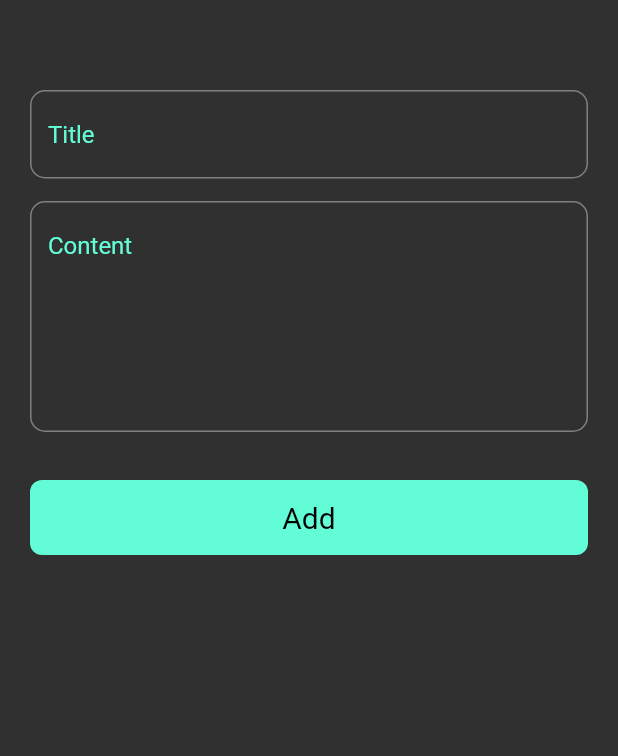
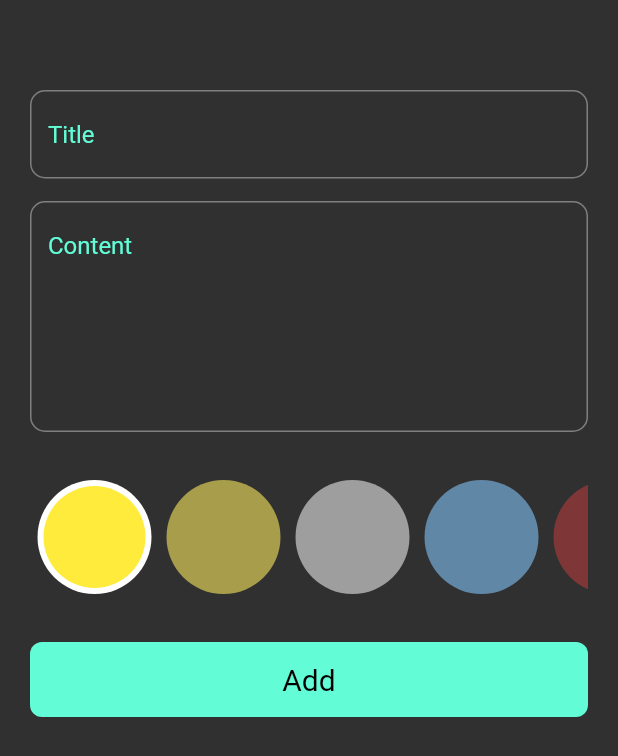
Before and after one commit to MarwanZeros111/notes_app, a Flutter app: what addNote() shows on an empty page, opened directly, on a phone screen of 412 x 824 dp. Shown: the top 756 px of the screen. Run offline on Flutter 3.47's test engine with Material 2 defaults, Android fonts, the phone set to English and light mode, and no system bars; our stand-ins replace flutter_bloc, font_awesome_flutter, hive, hive_flutter; accounts and stored records are empty.

Commit message:
add select color in app

```diff
--- a/app_note/lib/Views/widget/add_note_form.dart
+++ b/app_note/lib/Views/widget/add_note_form.dart
@@ -1,3 +1,4 @@
+import 'package:app_note/Views/widget/colr_view.dart';
 import 'package:app_note/Views/widget/custom_bottom.dart';
 import 'package:app_note/Views/widget/custom_text_field.dart';
 import 'package:app_note/cubits/cubit/add_note_cubit.dart';
@@ -52,6 +53,10 @@ class _addNoteState extends State<addNote> {
               SizedBox(
                 height: 32,
               ),
+              colorview(),
+              SizedBox(
+                height: 32,
+              ),
               BlocBuilder<addNotescubit, addNotesState>(
                   builder: (context, state) {
                 return custombottom(
--- /dev/null
+++ b/app_note/lib/Views/widget/colr_view.dart
@@ -0,0 +1,70 @@
+import 'package:app_note/cubits/cubit/add_note_cubit.dart';
+import 'package:flutter/material.dart';
+import 'package:flutter_bloc/flutter_bloc.dart';
+
+class coloritem extends StatelessWidget {
+  const coloritem({super.key, required this.select, required this.color});
+
+  @override
+  final bool select;
+  final Color color;
+  Widget build(BuildContext context) {
+    return select
+        ? CircleAvatar(
+            radius: 38,
+            backgroundColor: Colors.white,
+            child: CircleAvatar(
+              radius: 34,
+              backgroundColor: color,
+            ),
+          )
+        : CircleAvatar(
+            backgroundColor: color,
+            radius: 38,
+          );
+  }
+}
+
+class colorview extends StatefulWidget {
+  const colorview({super.key});
+
+  @override
+  State<colorview> createState() => _colorviewState();
+}
+
+class _colorviewState extends State<colorview> {
+  @override
+  int Cindex = 0;
+  List<Color> colors = const [
+    Colors.yellow,
+    Color.fromARGB(255, 167, 157, 75),
+    Colors.grey,
+    Color.fromARGB(255, 97, 135, 167),
+    Color.fromARGB(255, 126, 54, 54),
+    Color.fromARGB(255, 97, 148, 64)
+  ];
+  Widget build(BuildContext context) {
+    return SizedBox(
+      height: 38 * 2,
+      child: ListView.builder(
+          scrollDirection: Axis.horizontal,
+          itemCount: colors.length,
+          itemBuilder: (context, index) {
+            return Padding(
+              padding: const EdgeInsets.symmetric(horizontal: 5),
+              child: GestureDetector(
+                onTap: () {
+                  Cindex = index;
+                  BlocProvider.of<addNotescubit>(context).color = colors[index];
+                  setState(() {});
+                },
+                child: coloritem(
+                  color: colors[index],
+                  select: Cindex == index,
+                ),
+              ),
+            );
+          }),
+    );
+  }
+}
--- a/app_note/lib/Views/widget/edit_note_view_body.dart
+++ b/app_note/lib/Views/widget/edit_note_view_body.dart
@@ -1,7 +1,9 @@
 import 'package:app_note/Views/widget/custmo_app_bar.dart';
 import 'package:app_note/Views/widget/custom_text_field.dart';
+import 'package:app_note/cubits/notes_cubit/notes_cubit.dart';
 import 'package:app_note/models/note_model.dart';
 import 'package:flutter/material.dart';
+import 'package:flutter_bloc/flutter_bloc.dart';
 
 class editNoteViewbody extends StatefulWidget {
   const editNoteViewbody({super.key, required this.note});
@@ -30,7 +32,7 @@ class _editNoteViewbodyState extends State<editNoteViewbody> {
                 widget.note.title = title ?? widget.note.title;
                 widget.note.subtitle = subtitle ?? widget.note.subtitle;
                 widget.note.save();
-
+                BlocProvider.of<NotesCubit>(context).fetchallNotes();
                 Navigator.pop(context);
               },
               text: 'Edit Note',
--- a/app_note/lib/cubits/cubit/add_note_cubit.dart
+++ b/app_note/lib/cubits/cubit/add_note_cubit.dart
@@ -1,13 +1,15 @@
 import 'package:app_note/constant.dart';
 import 'package:app_note/cubits/cubit/add_note_state.dart';
 import 'package:app_note/models/note_model.dart';
+import 'package:flutter/material.dart';
 import 'package:flutter_bloc/flutter_bloc.dart';
 import 'package:hive_flutter/adapters.dart';
 
 class addNotescubit extends Cubit<addNotesState> {
   addNotescubit() : super(AddNotesInitial());
-
+  Color? color = Colors.yellow;
   addNote(NoteModel note) async {
+    note.color = color!.value;
     emit(AddNotesLoading());
     try {
       var notesbox = Hive.box<NoteModel>(kNotebox);
```
